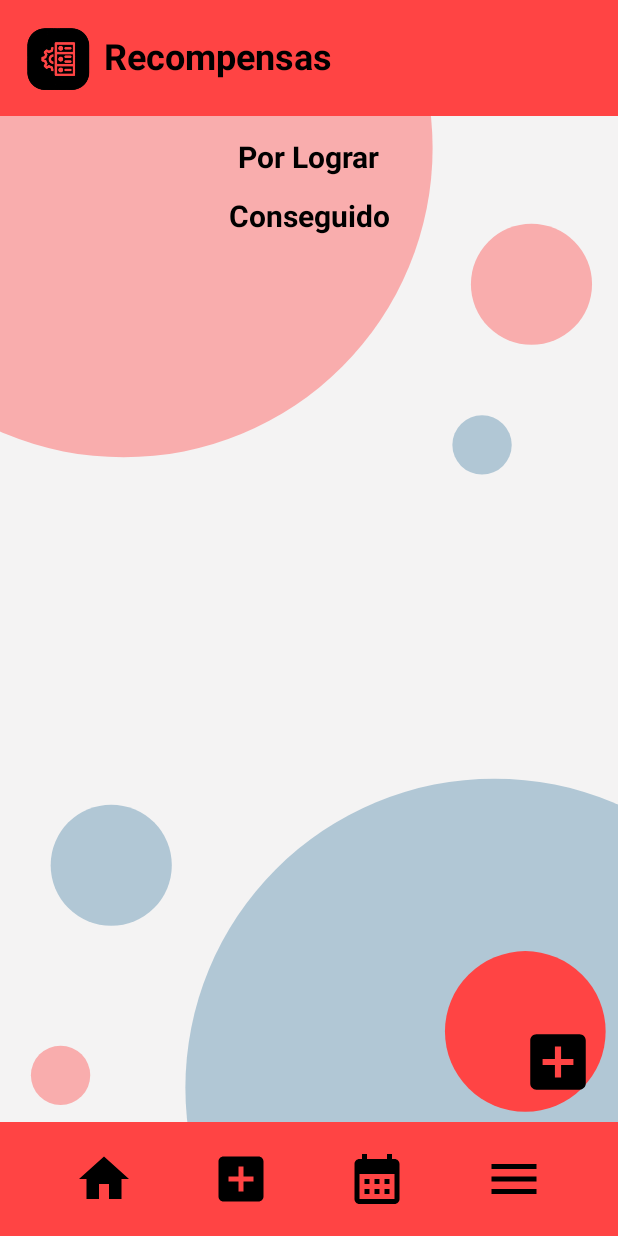
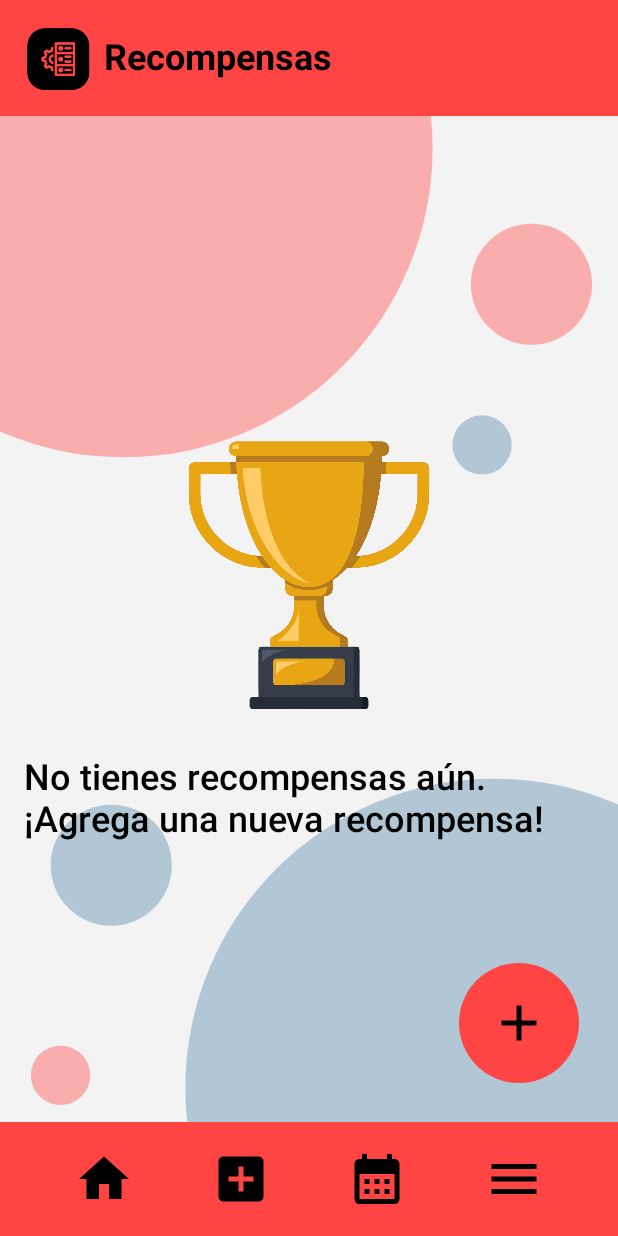
Before and after one commit to KAEM10/TaskMaster, an Android app built with Jetpack Compose: the @Preview function PreviewRewardScreen, on a phone screen of 412 x 824 dp. Run offline under Robolectric (Android 15) with nearby library versions, the phone set to English and light mode, and no system bars.

Commit message:
update reward icon

```diff
--- a/app/src/main/java/edu/unicauca/taskmaster/ui/screens/reward/RewardScreen.kt
+++ b/app/src/main/java/edu/unicauca/taskmaster/ui/screens/reward/RewardScreen.kt
@@ -2,6 +2,7 @@ package edu.unicauca.taskmaster.ui.screens.reward
 
 import androidx.compose.foundation.Canvas
 import androidx.compose.foundation.Image
+import androidx.compose.foundation.background
 import androidx.compose.foundation.clickable
 import androidx.compose.foundation.layout.*
 import androidx.compose.foundation.text.BasicTextField
@@ -24,6 +25,8 @@ import edu.unicauca.taskmaster.R
 import edu.unicauca.taskmaster.ui.screens.components.BackgroundWithCircles
 import edu.unicauca.taskmaster.ui.screens.components.HeaderTask
 import edu.unicauca.taskmaster.ui.screens.components.NavBar
+import edu.unicauca.taskmaster.ui.theme.black
+import edu.unicauca.taskmaster.ui.theme.blue
 import edu.unicauca.taskmaster.ui.theme.red
 
 data class RewardItem(
@@ -54,39 +57,13 @@ fun RewardScreen(
             )
 
             Box(
-                contentAlignment = Alignment.TopStart,
+                contentAlignment = Alignment.Center,
                 modifier = Modifier
                     .weight(1f)
                     .fillMaxWidth()
             ) {
                 listReward(viewModel)
-
-                // Círculo que abre el diálogo
-                Canvas(
-                    modifier = Modifier
-                    .fillMaxSize()
-                    .clickable { showAddRewardDialog = true } // Abrir diálogo al hacer clic
-                ) {
-                    drawCircle(
-                        color = red,
-                        radius = size.width * (0.13f),
-                        center = Offset(
-                            x = size.width * (0.85f),
-                            y = size.height * (0.91f)
-                        )
-                    )
-
-                }
-                Image(
-                    painter = painterResource(id = R.drawable.icon_add_box),  // Agrega tu ícono aquí
-                    contentDescription = null,
-                    modifier = Modifier
-                        .size(80.dp)
-                        .align(Alignment.BottomEnd)
-                        .padding(15.dp),
-                    contentScale = ContentScale.Crop
-                )
-
+                circleAddReward { showAddRewardDialog = true }
             }
 
             NavBar(
@@ -111,6 +88,43 @@ fun RewardScreen(
 
 
 @Composable
+fun circleAddReward(onAddRewardClick: () -> Unit) {
+
+    Box(
+        modifier = Modifier
+            .fillMaxSize(),
+        contentAlignment = Alignment.BottomEnd
+    ) {
+        Box(
+            modifier = Modifier
+                .padding(16.dp)
+                .size(100.dp),
+            contentAlignment = Alignment.Center
+        ) {
+            // Dibuja el círculo
+            Canvas(
+                modifier = Modifier
+                    .size(80.dp)
+                    .clickable { onAddRewardClick() }
+            ) {
+                drawCircle(
+                    color = red,
+                    radius = size.minDimension / 2
+                )
+            }
+
+            Image(
+                painter = painterResource(id = R.drawable.icon_add_2),
+                contentDescription = null,
+                modifier = Modifier
+                    .size(40.dp)
+            )
+        }
+    }
+
+}
+
+@Composable
 fun AddRewardDialog(
     onDismiss: () -> Unit,
     onAddReward: (String) -> Unit
@@ -118,7 +132,9 @@ fun AddRewardDialog(
     var rewardName by remember { mutableStateOf("") }
 
     Box(
-        modifier = Modifier.fillMaxSize(),
+        modifier = Modifier
+            .fillMaxSize()
+            .background(blue),
         contentAlignment = Alignment.Center
     ) {
         Column(
@@ -137,6 +153,7 @@ fun AddRewardDialog(
                         modifier = Modifier
                             .padding(8.dp)
                             .fillMaxWidth()
+                            .background(blue)
                     ) {
                         if (rewardName.isEmpty()) {
                             Text(text = "Escribe una recompensa", color = Color.Gray)
@@ -178,9 +195,26 @@ fun listReward(viewModel: RewardViewModel) {
         modifier = Modifier
             .padding(16.dp)
             .fillMaxWidth(),
-        verticalArrangement = Arrangement.spacedBy(16.dp),
+        verticalArrangement = Arrangement.Center,
         horizontalAlignment = Alignment.CenterHorizontally
     ) {
+        // Si no hay recompensas, mostrar el mensaje de invitación
+        if (rewardsList.isEmpty()) {
+            Image(
+                painter = painterResource(id = R.drawable.trofeo),  // Agrega tu ícono aquí
+                contentDescription = null,
+                modifier = Modifier
+                    .size(240.dp)
+                    .padding(15.dp),
+                contentScale = ContentScale.Crop
+            )
+            Text(
+                text = "No tienes recompensas aún. ¡Agrega una nueva recompensa!",
+                fontSize = 24.sp,
+                fontWeight = FontWeight.SemiBold,
+                color = black
+            )
+        } else {
             // Mostrar recompensas pendientes
             Text(
                 text = "Por Lograr",
@@ -223,6 +257,7 @@ fun listReward(viewModel: RewardViewModel) {
             }
         }
     }
+}
 
 @Preview
 @Composable
--- /dev/null
+++ b/app/src/main/res/drawable/icon_add_2.xml
@@ -0,0 +1,5 @@
+<vector xmlns:android="http://schemas.android.com/apk/res/android" android:height="24dp" android:tint="#000000" android:viewportHeight="24" android:viewportWidth="24" android:width="24dp">
+
+    <path android:fillColor="@android:color/white" android:pathData="M19,13h-6v6h-2v-6H5v-2h6V5h2v6h6v2z"/>
+
+</vector>
```
Also changed, not shown: app/src/main/res/drawable-nodpi/trofeo.png (added). Lines whose indentation alone changed are shown as unchanged.
